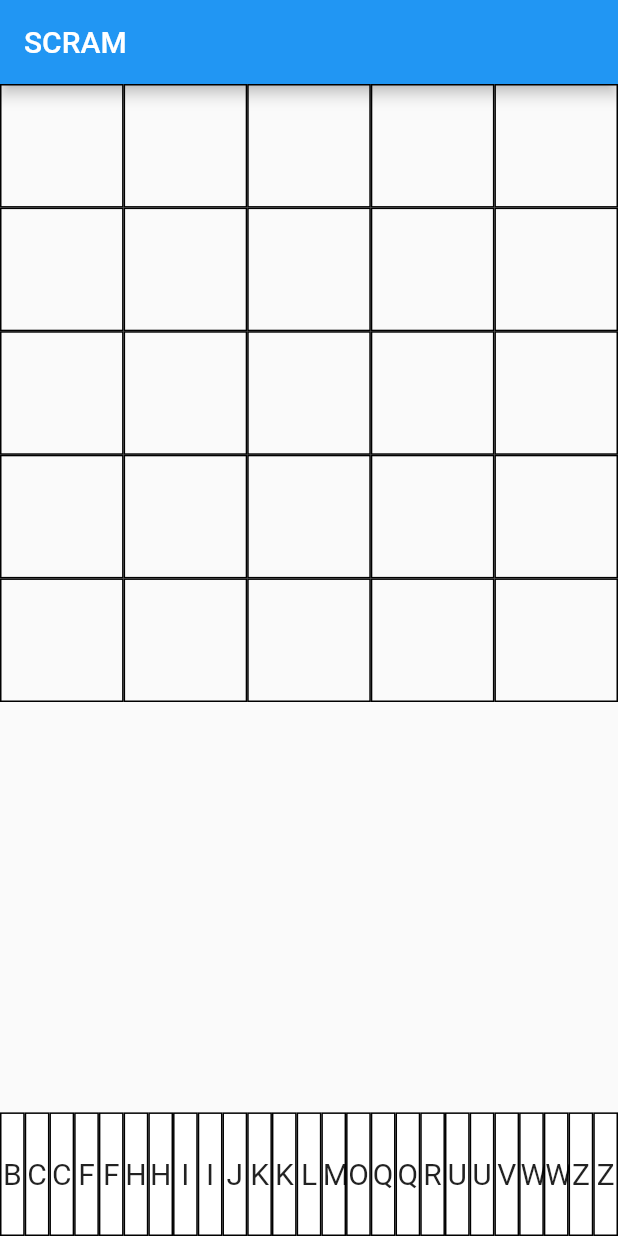
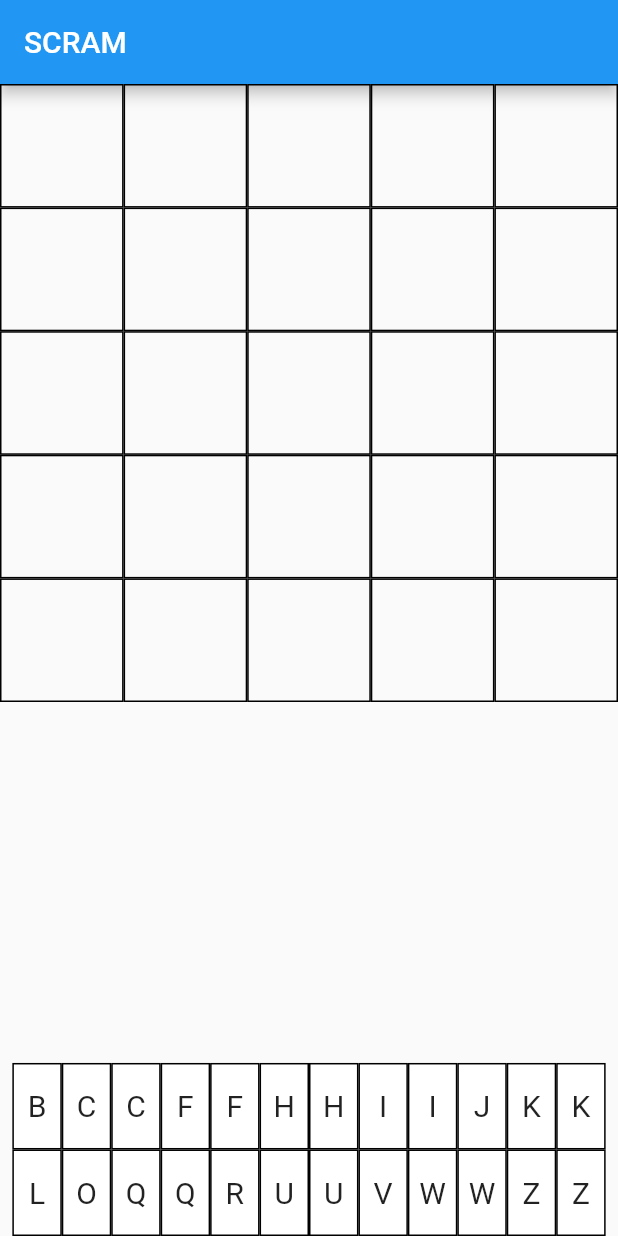
Before and after one commit to HaganMcPhail/scram, a Flutter app: the screen it shows after launch, on a phone screen of 412 x 824 dp. Run offline on Flutter 3.47's test engine with Material 2 defaults, Android fonts, the light colour scheme and no system bars; missing offline and left inert: dart:ffi.

Commit message:
Changed display to dispaly 2 rows of 12 instead of 25 in one row

```diff
--- a/lib/main.dart
+++ b/lib/main.dart
@@ -34,7 +34,7 @@ class CrosswordScreen extends StatefulWidget {
 }
 
 class CrosswordScreenState extends State<CrosswordScreen> {
-  List<String> randomLetters = generateRandomLetters(25);
+  List<String> randomLetters = generateRandomLetters(24);
   List<String> allowedLetters = [];
   List<String> usedLetters = [];
 
--- a/lib/random_letters_section.dart
+++ b/lib/random_letters_section.dart
@@ -12,20 +12,17 @@ class RandomLettersSection extends StatelessWidget {
   Widget build(BuildContext context) {
     double screenHeight = MediaQuery.of(context).size.height;
     double screenWidth = MediaQuery.of(context).size.width;
-    double containerHeight = screenHeight * 10 / 100;
+    double containerHeight = screenHeight * 7 / 100;
     double containerWidth = screenWidth * 4 / 100;
 
-    return SingleChildScrollView(
-      scrollDirection: Axis.horizontal,
-      child: Row(
-        mainAxisAlignment: MainAxisAlignment.spaceEvenly,
+    return Wrap(
       children: randomLetters.asMap().entries.map((entry) {
         int idx = entry.key;
         String letter = entry.value;
         int letterCountInRandom = randomLetters.sublist(0, idx + 1).where((l) => l == letter).length;
         int letterCountInUsed = usedLetters.where((l) => l == letter).length;
         return Container(
-            width: containerWidth,
+          width: containerWidth * 2,
           height: containerHeight,
           decoration: BoxDecoration(
             border: Border.all(color: Colors.black),
@@ -39,7 +36,6 @@ class RandomLettersSection extends StatelessWidget {
           ),
         );
       }).toList(),
-      ),
     );
   }
 }
```
Lines whose indentation alone changed are shown as unchanged.
